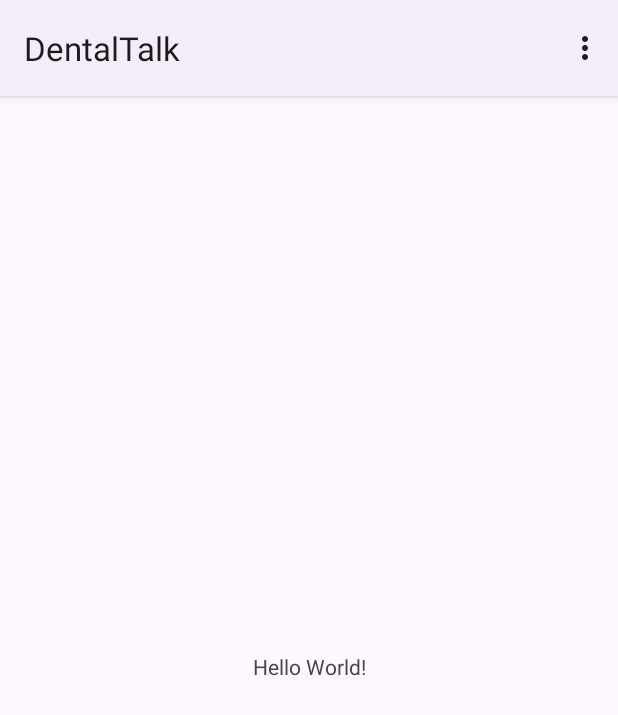
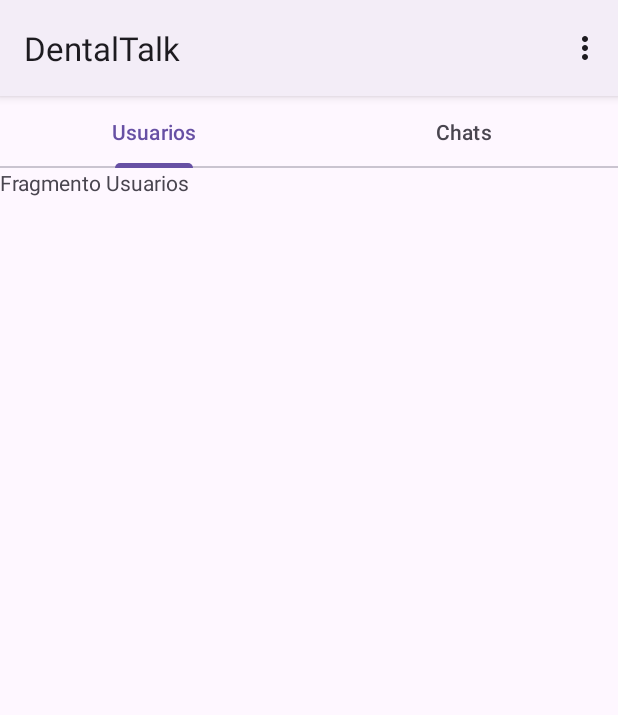
Before and after one commit to aleqm12/DentalTalk, an Android app: the screen it shows after launch once a user with an empty profile is signed in (MainActivity), on a phone screen of 412 x 824 dp. Shown: the top 715 px of the screen. Run offline under Robolectric (Android 15) with nearby library versions, the phone set to English and light mode, and no system bars; our stand-ins replace Firebase (no records; nobody signed in at launch, a user with empty details on screens opened directly).

Commit message:
Categorias de usuarios y chats. Fragmentos.

```diff
--- a/app/build.gradle
+++ b/app/build.gradle
@@ -47,4 +47,5 @@ dependencies {
     implementation platform("com.google.firebase:firebase-bom:21.0.0")
     implementation 'com.google.firebase:firebase-auth:21.0.1'
     implementation 'com.google.firebase:firebase-database:21.0.0'
+    implementation 'com.google.android.material:material:1.8.0'
 }
--- /dev/null
+++ b/app/src/main/java/com/dentistry/dentaltalk/Fragmentos/FragmentoChats.kt
@@ -0,0 +1,60 @@
+package com.dentistry.dentaltalk.Fragmentos
+
+import android.os.Bundle
+import androidx.fragment.app.Fragment
+import android.view.LayoutInflater
+import android.view.View
+import android.view.ViewGroup
+import com.dentistry.dentaltalk.R
+
+// TODO: Rename parameter arguments, choose names that match
+// the fragment initialization parameters, e.g. ARG_ITEM_NUMBER
+private const val ARG_PARAM1 = "param1"
+private const val ARG_PARAM2 = "param2"
+
+/**
+ * A simple [Fragment] subclass.
+ * Use the [FragmentoChats.newInstance] factory method to
+ * create an instance of this fragment.
+ */
+class FragmentoChats : Fragment() {
+    // TODO: Rename and change types of parameters
+    private var param1: String? = null
+    private var param2: String? = null
+
+    override fun onCreate(savedInstanceState: Bundle?) {
+        super.onCreate(savedInstanceState)
+        arguments?.let {
+            param1 = it.getString(ARG_PARAM1)
+            param2 = it.getString(ARG_PARAM2)
+        }
+    }
+
+    override fun onCreateView(
+        inflater: LayoutInflater, container: ViewGroup?,
+        savedInstanceState: Bundle?
+    ): View? {
+        // Inflate the layout for this fragment
+        return inflater.inflate(R.layout.fragment_fragmento_chats, container, false)
+    }
+
+    companion object {
+        /**
+         * Use this factory method to create a new instance of
+         * this fragment using the provided parameters.
+         *
+         * @param param1 Parameter 1.
+         * @param param2 Parameter 2.
+         * @return A new instance of fragment FragmentoChats.
+         */
+        // TODO: Rename and change types and number of parameters
+        @JvmStatic
+        fun newInstance(param1: String, param2: String) =
+            FragmentoChats().apply {
+                arguments = Bundle().apply {
+                    putString(ARG_PARAM1, param1)
+                    putString(ARG_PARAM2, param2)
+                }
+            }
+    }
+}
--- /dev/null
+++ b/app/src/main/java/com/dentistry/dentaltalk/Fragmentos/FragmentoUsuarios.kt
@@ -0,0 +1,60 @@
+package com.dentistry.dentaltalk.Fragmentos
+
+import android.os.Bundle
+import androidx.fragment.app.Fragment
+import android.view.LayoutInflater
+import android.view.View
+import android.view.ViewGroup
+import com.dentistry.dentaltalk.R
+
+// TODO: Rename parameter arguments, choose names that match
+// the fragment initialization parameters, e.g. ARG_ITEM_NUMBER
+private const val ARG_PARAM1 = "param1"
+private const val ARG_PARAM2 = "param2"
+
+/**
+ * A simple [Fragment] subclass.
+ * Use the [FragmentoUsuarios.newInstance] factory method to
+ * create an instance of this fragment.
+ */
+class FragmentoUsuarios : Fragment() {
+    // TODO: Rename and change types of parameters
+    private var param1: String? = null
+    private var param2: String? = null
+
+    override fun onCreate(savedInstanceState: Bundle?) {
+        super.onCreate(savedInstanceState)
+        arguments?.let {
+            param1 = it.getString(ARG_PARAM1)
+            param2 = it.getString(ARG_PARAM2)
+        }
+    }
+
+    override fun onCreateView(
+        inflater: LayoutInflater, container: ViewGroup?,
+        savedInstanceState: Bundle?
+    ): View? {
+        // Inflate the layout for this fragment
+        return inflater.inflate(R.layout.fragment_fragmento_usuarios, container, false)
+    }
+
+    companion object {
+        /**
+         * Use this factory method to create a new instance of
+         * this fragment using the provided parameters.
+         *
+         * @param param1 Parameter 1.
+         * @param param2 Parameter 2.
+         * @return A new instance of fragment FragmentoUsuarios.
+         */
+        // TODO: Rename and change types and number of parameters
+        @JvmStatic
+        fun newInstance(param1: String, param2: String) =
+            FragmentoUsuarios().apply {
+                arguments = Bundle().apply {
+                    putString(ARG_PARAM1, param1)
+                    putString(ARG_PARAM2, param2)
+                }
+            }
+    }
+}
--- a/app/src/main/java/com/dentistry/dentaltalk/MainActivity.kt
+++ b/app/src/main/java/com/dentistry/dentaltalk/MainActivity.kt
@@ -1,5 +1,6 @@
 package com.dentistry.dentaltalk
 
+import android.app.FragmentManager
 import android.content.Intent
 import android.os.Bundle
 import android.view.Menu
@@ -10,6 +11,12 @@ import androidx.activity.enableEdgeToEdge
 import androidx.appcompat.app.AppCompatActivity
 import androidx.core.view.ViewCompat
 import androidx.core.view.WindowInsetsCompat
+import androidx.fragment.app.Fragment
+import androidx.fragment.app.FragmentPagerAdapter
+import androidx.viewpager.widget.ViewPager
+import com.dentistry.dentaltalk.Fragmentos.FragmentoChats
+import com.dentistry.dentaltalk.Fragmentos.FragmentoUsuarios
+import com.google.android.material.tabs.TabLayout
 import com.google.firebase.auth.FirebaseAuth
 
 class MainActivity : AppCompatActivity() {
@@ -17,11 +24,50 @@ class MainActivity : AppCompatActivity() {
         super.onCreate(savedInstanceState)
         enableEdgeToEdge()
         setContentView(R.layout.activity_main)
+        InicializarComponentes()
 
         ViewCompat.setOnApplyWindowInsetsListener(findViewById(R.id.main)) { v, insets ->
             val systemBars = insets.getInsets(WindowInsetsCompat.Type.systemBars())
             v.setPadding(systemBars.left, systemBars.top, systemBars.right, systemBars.bottom)
             insets
+        }
+    }
+
+    fun InicializarComponentes(){
+        val tabLayout: TabLayout = findViewById(R.id.TabLayoutMain)
+        val viewPager : ViewPager = findViewById(R.id.ViewPagerMain)
+
+        val viewPagerAdapter = ViewPagerAdapter(supportFragmentManager)
+
+        viewPagerAdapter.addItem(FragmentoUsuarios(), "Usuarios")
+        viewPagerAdapter.addItem(FragmentoChats(), "Chats")
+
+        viewPager.adapter = viewPagerAdapter
+        tabLayout.setupWithViewPager(viewPager)
+
+    }
+
+    class ViewPagerAdapter(fragmentManager: androidx.fragment.app.FragmentManager):FragmentPagerAdapter(fragmentManager) {
+
+
+        private val listaFragmentos: MutableList<Fragment> = ArrayList()
+        private val listaTitulos: MutableList<String> = ArrayList()
+
+        override fun getCount(): Int {
+           return listaFragmentos.size
+        }
+
+        override fun getItem(position: Int): Fragment {
+            return listaFragmentos[position]
+        }
+
+        override fun getPageTitle(position: Int): CharSequence? {
+            return listaTitulos[position]
+        }
+
+        fun addItem(fragment: Fragment, titulo:String){
+            listaFragmentos.add(fragment)
+            listaTitulos.add(titulo)
         }
     }
 
--- a/app/src/main/res/layout/activity_main.xml
+++ b/app/src/main/res/layout/activity_main.xml
@@ -1,19 +1,22 @@
 <?xml version="1.0" encoding="utf-8"?>
-<androidx.constraintlayout.widget.ConstraintLayout xmlns:android="http://schemas.android.com/apk/res/android"
+<LinearLayout
+    xmlns:android="http://schemas.android.com/apk/res/android"
     xmlns:app="http://schemas.android.com/apk/res-auto"
     xmlns:tools="http://schemas.android.com/tools"
     android:id="@+id/main"
     android:layout_width="match_parent"
     android:layout_height="match_parent"
+    android:orientation="vertical"
     tools:context=".MainActivity">
 
-    <TextView
-        android:layout_width="wrap_content"
-        android:layout_height="wrap_content"
-        android:text="Hello World!"
-        app:layout_constraintBottom_toBottomOf="parent"
-        app:layout_constraintEnd_toEndOf="parent"
-        app:layout_constraintStart_toStartOf="parent"
-        app:layout_constraintTop_toTopOf="parent" />
+   <com.google.android.material.tabs.TabLayout
+       android:id="@+id/TabLayoutMain"
+       android:layout_width="match_parent"
+       android:layout_height="wrap_content"/>
 
-</androidx.constraintlayout.widget.ConstraintLayout>
+    <androidx.viewpager.widget.ViewPager
+        android:id="@+id/ViewPagerMain"
+        android:layout_width="match_parent"
+        android:layout_height="match_parent"/>
+
+</LinearLayout>
--- /dev/null
+++ b/app/src/main/res/layout/fragment_fragmento_chats.xml
@@ -0,0 +1,14 @@
+<?xml version="1.0" encoding="utf-8"?>
+<FrameLayout xmlns:android="http://schemas.android.com/apk/res/android"
+    xmlns:tools="http://schemas.android.com/tools"
+    android:layout_width="match_parent"
+    android:layout_height="match_parent"
+    tools:context=".Fragmentos.FragmentoChats">
+
+    <!-- TODO: Update blank fragment layout -->
+    <TextView
+        android:layout_width="match_parent"
+        android:layout_height="match_parent"
+        android:text="Fragmento Chats" />
+
+</FrameLayout>
--- /dev/null
+++ b/app/src/main/res/layout/fragment_fragmento_usuarios.xml
@@ -0,0 +1,14 @@
+<?xml version="1.0" encoding="utf-8"?>
+<FrameLayout xmlns:android="http://schemas.android.com/apk/res/android"
+    xmlns:tools="http://schemas.android.com/tools"
+    android:layout_width="match_parent"
+    android:layout_height="match_parent"
+    tools:context=".Fragmentos.FragmentoUsuarios">
+
+    <!-- TODO: Update blank fragment layout -->
+    <TextView
+        android:layout_width="match_parent"
+        android:layout_height="match_parent"
+        android:text="Fragmento Usuarios" />
+
+</FrameLayout>
--- a/app/src/main/res/values/strings.xml
+++ b/app/src/main/res/values/strings.xml
@@ -19,8 +19,8 @@
     <string name="L_Et_email">Correo electrónico</string>
     <string name="L_Et_password">Contraseña</string>
     <string name="Btn_login"> Ingresar</string>
-
-
+    <!-- TODO: Remove or change this placeholder text -->
+    <string name="hello_blank_fragment">Hello blank fragment</string>
 
 
 </resources>
```
